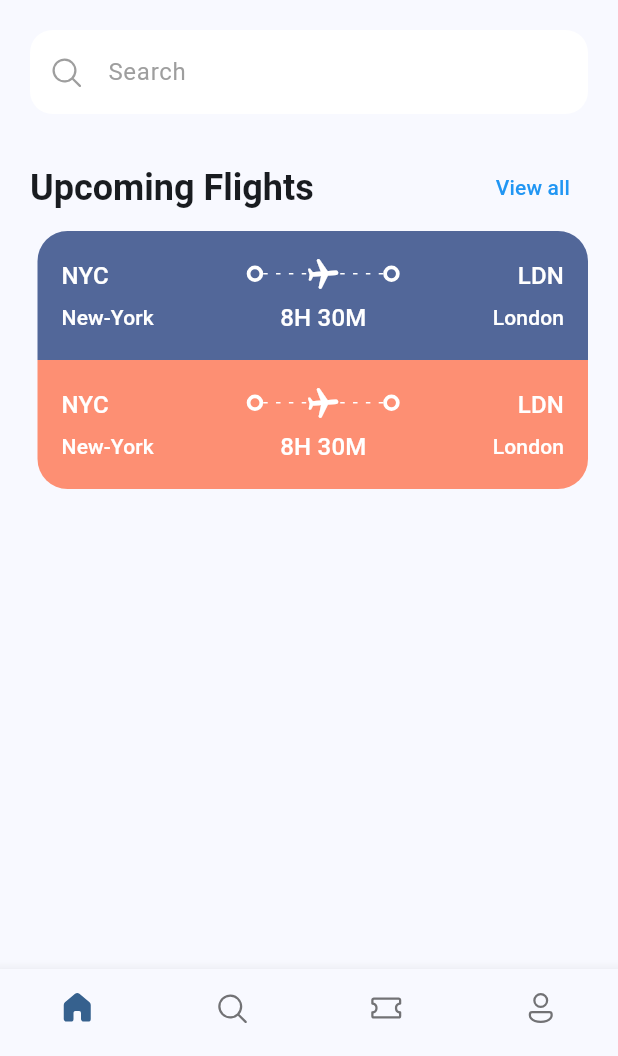
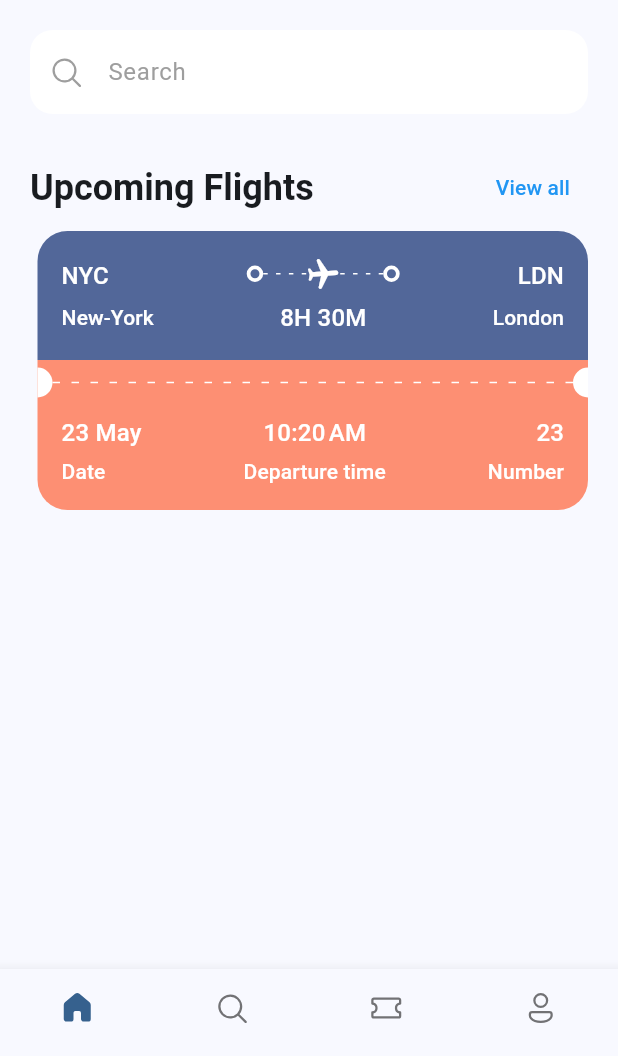
Before and after one commit to alexleboucher/tickets-booking-app, a Flutter app: the screen it shows after launch, on a phone screen of 412 x 824 dp, the part 180-1236 px from its top. Run offline on Flutter 3.47's test engine with Material 2 defaults, Android fonts, the phone set to English and light mode, and no system bars; our stand-ins replace fluentui_icons, gap.

Commit message:
Finished TicketView widget

```diff
--- a/lib/screens/home_screen.dart
+++ b/lib/screens/home_screen.dart
@@ -64,12 +64,14 @@ class HomeScreen extends StatelessWidget {
                 const Gap(5),
                 Container(
                   margin: const EdgeInsets.only(left: 5),
-                  child: const TicketView(
+                  child: TicketView(
                     departureCode: 'NYC',
                     departureName: 'New-York',
                     arrivalCode: 'LDN',
                     arrivalName: 'London',
-                    flightDuration: Duration(hours: 8, minutes: 30),
+                    flightDuration: const Duration(hours: 8, minutes: 30),
+                    departureDate: DateTime(2023, 5, 23, 10, 20),
+                    ticketNumber: 23,
                   ),
                 ),
               ],
--- a/lib/widgets/ui/ticket_view.dart
+++ b/lib/widgets/ui/ticket_view.dart
@@ -1,5 +1,6 @@
 import 'package:flutter/material.dart';
 import 'package:gap/gap.dart';
+import 'package:intl/intl.dart';
 import 'package:tickets_booking_app/utils/duration.dart';
 import 'package:tickets_booking_app/utils/layout.dart';
 import 'package:tickets_booking_app/widgets/ui/text/text_customization.dart';
@@ -16,7 +17,8 @@ class TicketView extends StatelessWidget {
     required this.arrivalCode,
     required this.arrivalName,
     required this.flightDuration,
-    // required this.departureDate,
+    required this.departureDate,
+    required this.ticketNumber,
   });
 
   final String departureCode;
@@ -24,7 +26,8 @@ class TicketView extends StatelessWidget {
   final String departureName;
   final String arrivalName;
   final Duration flightDuration;
-  // final DateTime departureDate;
+  final DateTime departureDate;
+  final int ticketNumber;
 
   @override
   Widget build(BuildContext context) {
@@ -32,7 +35,6 @@ class TicketView extends StatelessWidget {
 
     return SizedBox(
       width: size.width,
-      height: 200,
       child: Column(
         children: [
           Container(
@@ -66,44 +68,7 @@ class TicketView extends StatelessWidget {
                 ),
                 Column(
                   children: [
-                    Row(
-                      children: [
-                        const RoundPoint(),
-                        Stack(
-                          alignment: Alignment.center,
-                          children: [
-                            SizedBox(
-                              width: 80,
-                              height: 25,
-                              child: Row(
-                                mainAxisAlignment:
-                                    MainAxisAlignment.spaceBetween,
-                                children: List.generate(
-                                  10,
-                                  (index) => const SizedBox(
-                                    height: 1,
-                                    width: 3,
-                                    child: DecoratedBox(
-                                      decoration: BoxDecoration(
-                                        color: Colors.white,
-                                      ),
-                                    ),
-                                  ),
-                                ),
-                              ),
-                            ),
-                            Transform.rotate(
-                              angle: 1.5,
-                              child: const Icon(
-                                Icons.local_airport_rounded,
-                                color: Colors.white,
-                              ),
-                            ),
-                          ],
-                        ),
-                        const RoundPoint(),
-                      ],
-                    ),
+                    const AirplaneLine(),
                     const Gap(5),
                     TitleText(
                       getDurationFormatString(
@@ -139,13 +104,23 @@ class TicketView extends StatelessWidget {
             ),
           ),
           Container(
-            padding: const EdgeInsets.all(16),
             decoration: const BoxDecoration(
               borderRadius: BorderRadius.only(
                 bottomLeft: Radius.circular(20),
                 bottomRight: Radius.circular(20),
               ),
               color: bottomTicketColor,
+            ),
+            child: Column(
+              children: [
+                const Gap(5),
+                const CutLine(),
+                Container(
+                  padding: const EdgeInsets.only(
+                    bottom: 16,
+                    right: 16,
+                    left: 16,
+                    top: 12,
                   ),
                   child: Row(
                     mainAxisAlignment: MainAxisAlignment.spaceBetween,
@@ -154,24 +129,145 @@ class TicketView extends StatelessWidget {
                         crossAxisAlignment: CrossAxisAlignment.start,
                         children: [
                           TitleText(
-                      departureCode,
+                            DateFormat('d MMM').format(departureDate),
                             customization:
                                 const TextCustomization(color: Colors.white),
                           ),
-                    const Gap(5),
-                    TitleText(
-                      departureName,
+                          const Gap(3),
+                          const TitleText(
+                            'Date',
                             textStyle: TitleStyle.titleSmall,
                             customization:
-                          const TextCustomization(color: Colors.white),
+                                TextCustomization(color: Colors.white),
                           ),
                         ],
                       ),
                       Column(
                         children: [
-                    Row(
+                          TitleText(
+                            DateFormat('jm').format(departureDate),
+                            customization:
+                                const TextCustomization(color: Colors.white),
+                          ),
+                          const Gap(3),
+                          const TitleText(
+                            'Departure time',
+                            textStyle: TitleStyle.titleSmall,
+                            customization: TextCustomization(
+                              color: Colors.white,
+                            ),
+                          )
+                        ],
+                      ),
+                      Column(
+                        crossAxisAlignment: CrossAxisAlignment.end,
                         children: [
-                        const RoundPoint(),
+                          TitleText(
+                            ticketNumber.toString(),
+                            customization:
+                                const TextCustomization(color: Colors.white),
+                          ),
+                          const Gap(3),
+                          const TitleText(
+                            'Number',
+                            textStyle: TitleStyle.titleSmall,
+                            customization:
+                                TextCustomization(color: Colors.white),
+                          ),
+                        ],
+                      ),
+                    ],
+                  ),
+                ),
+              ],
+            ),
+          ),
+        ],
+      ),
+    );
+  }
+}
+
+class CutLine extends StatelessWidget {
+  const CutLine({
+    super.key,
+  });
+
+  @override
+  Widget build(BuildContext context) {
+    return Row(
+      children: [
+        const SizedBox(
+          width: 10,
+          height: 20,
+          child: DecoratedBox(
+            decoration: BoxDecoration(
+              color: Colors.white,
+              borderRadius: BorderRadius.only(
+                topRight: Radius.circular(10),
+                bottomRight: Radius.circular(10),
+              ),
+            ),
+          ),
+        ),
+        Expanded(
+          child: LayoutBuilder(
+            builder: (BuildContext context, BoxConstraints constraints) {
+              return Row(
+                mainAxisAlignment: MainAxisAlignment.spaceBetween,
+                children: List.generate(
+                  (constraints.constrainWidth() / 12).floor(),
+                  (index) => const SizedBox(
+                    width: 5,
+                    height: 1,
+                    child: DecoratedBox(
+                      decoration: BoxDecoration(
+                        color: Colors.white,
+                      ),
+                    ),
+                  ),
+                ),
+              );
+            },
+          ),
+        ),
+        const SizedBox(
+          width: 10,
+          height: 20,
+          child: DecoratedBox(
+            decoration: BoxDecoration(
+              color: Colors.white,
+              borderRadius: BorderRadius.only(
+                topLeft: Radius.circular(10),
+                bottomLeft: Radius.circular(10),
+              ),
+            ),
+          ),
+        ),
+      ],
+    );
+  }
+}
+
+class AirplaneLine extends StatelessWidget {
+  const AirplaneLine({
+    super.key,
+  });
+
+  @override
+  Widget build(BuildContext context) {
+    return Row(
+      children: [
+        Container(
+          padding: const EdgeInsets.all(3),
+          decoration: BoxDecoration(
+            borderRadius: const BorderRadius.all(Radius.circular(20)),
+            border: Border.all(
+              width: 2.5,
+              color: Colors.white,
+            ),
+          ),
+        ),
         Stack(
           alignment: Alignment.center,
           children: [
@@ -179,8 +275,7 @@ class TicketView extends StatelessWidget {
               width: 80,
               height: 25,
               child: Row(
-                                mainAxisAlignment:
-                                    MainAxisAlignment.spaceBetween,
+                mainAxisAlignment: MainAxisAlignment.spaceBetween,
                 children: List.generate(
                   10,
                   (index) => const SizedBox(
@@ -204,55 +299,7 @@ class TicketView extends StatelessWidget {
             ),
           ],
         ),
-                        const RoundPoint(),
-                      ],
-                    ),
-                    const Gap(5),
-                    TitleText(
-                      getDurationFormatString(
-                        flightDuration,
-                        hoursPrefix: 'H ',
-                        minutesPrefix: 'M',
-                      ),
-                      textStyle: TitleStyle.titleMedium,
-                      customization: const TextCustomization(
-                        color: Colors.white,
-                      ),
-                    )
-                  ],
-                ),
-                Column(
-                  crossAxisAlignment: CrossAxisAlignment.end,
-                  children: [
-                    TitleText(
-                      arrivalCode,
-                      customization:
-                          const TextCustomization(color: Colors.white),
-                    ),
-                    const Gap(5),
-                    TitleText(
-                      arrivalName,
-                      textStyle: TitleStyle.titleSmall,
-                      customization:
-                          const TextCustomization(color: Colors.white),
-                    ),
-                  ],
-                ),
-              ],
-            ),
-          ),
-        ],
-      ),
-    );
-  }
-}
-
-class RoundPoint extends StatelessWidget {
-  const RoundPoint({super.key});
-
-  @override
-  Widget build(BuildContext context) {
-    return Container(
+        Container(
           padding: const EdgeInsets.all(3),
           decoration: BoxDecoration(
             borderRadius: const BorderRadius.all(Radius.circular(20)),
@@ -261,6 +308,8 @@ class RoundPoint extends StatelessWidget {
               color: Colors.white,
             ),
           ),
+        ),
+      ],
     );
   }
 }
--- a/pubspec.yaml
+++ b/pubspec.yaml
@@ -38,6 +38,7 @@ dependencies:
   fluentui_icons: ^1.0.0
   provider: ^6.0.5
   gap: ^2.0.1
+  intl: ^0.18.0
 
 dev_dependencies:
   flutter_test:
```
Also changed, not shown: pubspec.lock. Lines whose indentation alone changed are shown as unchanged.
